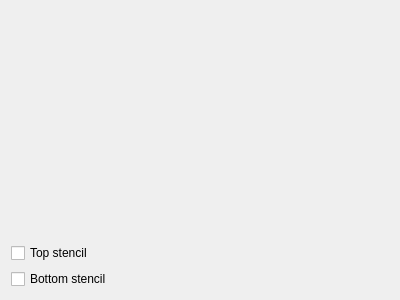
Qt form lasercut/wizardpages/lasercutoutputpage.ui (martonmiklos/eagle_power_tools) before a commit.
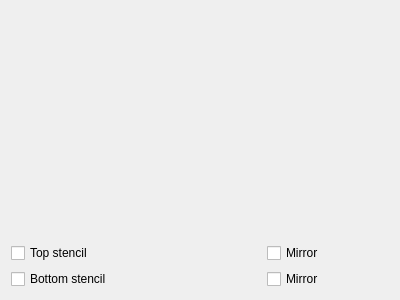
The same form after that commit. Custom widgets are drawn as their Qt base class.

Commit message: Added mirror option to the laser cut export

What changed in the file:
```diff
--- a/lasercut/wizardpages/lasercutoutputpage.ui
+++ b/lasercut/wizardpages/lasercutoutputpage.ui
@@ -65,6 +65,20 @@
      </property>
     </spacer>
    </item>
+   <item row="1" column="2">
+    <widget class="QCheckBox" name="checkBoxMirrorTop">
+     <property name="text">
+      <string>Mirror</string>
+     </property>
+    </widget>
+   </item>
+   <item row="2" column="2">
+    <widget class="QCheckBox" name="checkBoxMirrorBottom">
+     <property name="text">
+      <string>Mirror</string>
+     </property>
+    </widget>
+   </item>
   </layout>
  </widget>
  <customwidgets>
```
The commit also changes 9 other files.
